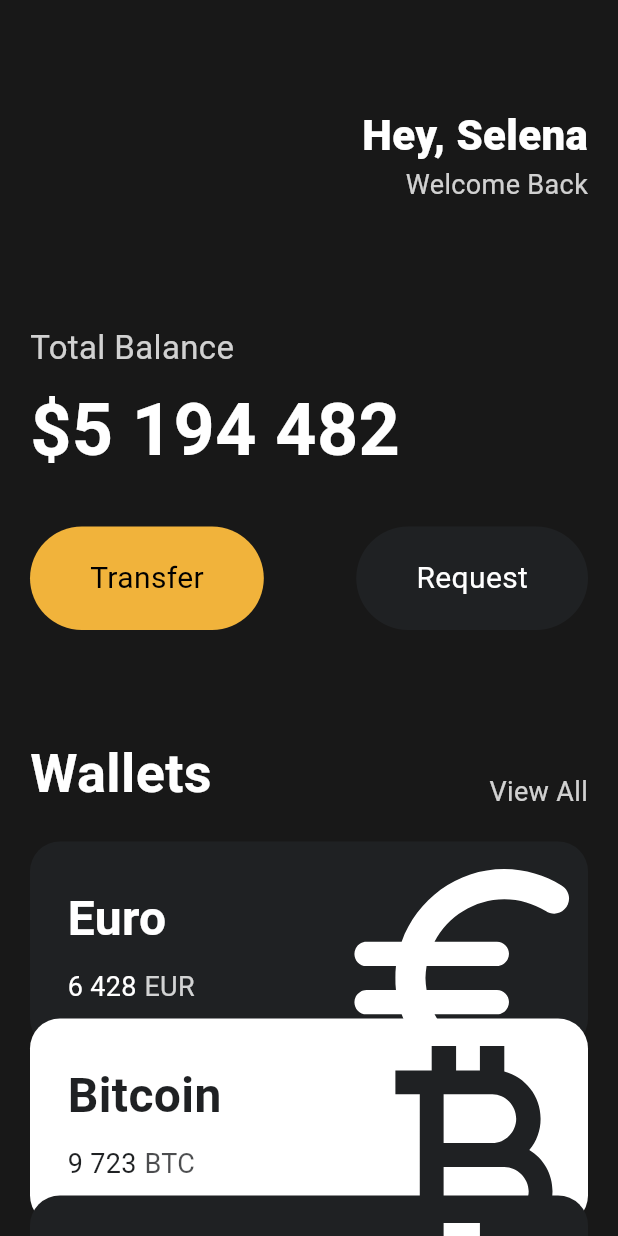
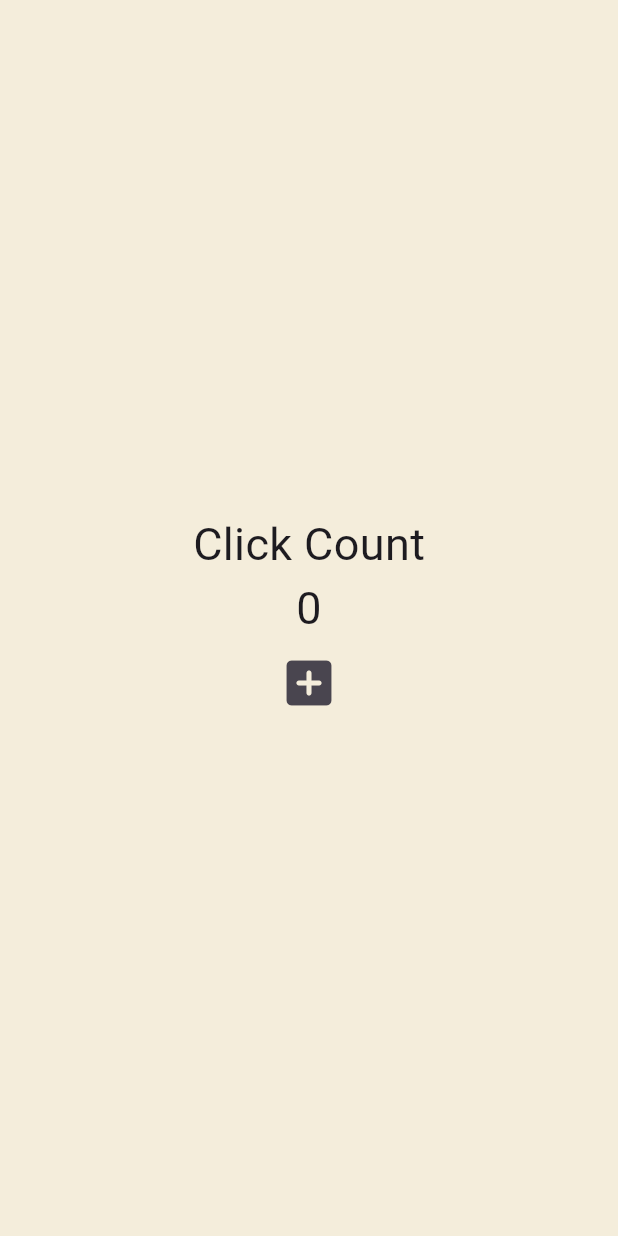
Before and after one commit to dongyoon7212/flutter_study, a Flutter app: the screen it shows after launch, on a phone screen of 412 x 824 dp. Run offline on Flutter 3.47's test engine with Material 3 defaults, Android fonts, the phone set to English and light mode, and no system bars.

Commit message:
Feat: State

```diff
--- a/lib/main.dart
+++ b/lib/main.dart
@@ -1,150 +1,49 @@
 import 'package:flutter/material.dart';
-import 'package:toonflix/widgets/button.dart';
-import 'package:toonflix/widgets/currency_card.dart';
 
 void main() {
   runApp(const App());
 }
 
-class App extends StatelessWidget {
+class App extends StatefulWidget {
   const App({super.key});
+
+  @override
+  State<App> createState() => _AppState();
+}
+
+class _AppState extends State<App> {
+  int counter = 0;
+  void onClicked() {
+    counter = counter + 1;
+  }
 
   @override
   Widget build(BuildContext context) {
     return MaterialApp(
       home: Scaffold(
-        backgroundColor: const Color(0xff181818),
-        body: SingleChildScrollView(
-          child: Padding(
-            padding: const EdgeInsets.symmetric(
-              horizontal: 20,
-            ),
+        backgroundColor: const Color(0xfff4eddb),
+        body: Center(
           child: Column(
-              crossAxisAlignment: CrossAxisAlignment.start,
+            mainAxisAlignment: MainAxisAlignment.center,
             children: [
-                const SizedBox(
-                  height: 70,
-                ),
-                Row(
-                  mainAxisAlignment: MainAxisAlignment.end,
-                  children: [
-                    Column(
-                      crossAxisAlignment: CrossAxisAlignment.end,
-                      children: [
-                        const Text(
-                          "Hey, Selena",
+              Text(
+                "Click Count",
                 style: TextStyle(
-                            color: Colors.white,
-                            fontSize: 28,
-                            fontWeight: FontWeight.w800,
+                  fontSize: 30,
                 ),
               ),
               Text(
-                          "Welcome Back",
+                '$counter',
                 style: TextStyle(
-                            color: Colors.white.withOpacity(0.8),
-                            fontSize: 18,
+                  fontSize: 30,
                 ),
               ),
-                      ],
+              IconButton(
+                iconSize: 40,
+                onPressed: onClicked,
+                icon: Icon(Icons.add_box_rounded),
               )
             ],
-                ),
-                const SizedBox(
-                  height: 80,
-                ),
-                Text(
-                  "Total Balance",
-                  style: TextStyle(
-                    fontSize: 22,
-                    color: Colors.white.withOpacity(0.8),
-                  ),
-                ),
-                const SizedBox(
-                  height: 5,
-                ),
-                const Text(
-                  "\$5 194 482",
-                  style: TextStyle(
-                    fontSize: 48,
-                    fontWeight: FontWeight.w600,
-                    color: Colors.white,
-                  ),
-                ),
-                const SizedBox(
-                  height: 30,
-                ),
-                Row(
-                  mainAxisAlignment: MainAxisAlignment.spaceBetween,
-                  children: const [
-                    Button(
-                      text: "Transfer",
-                      bgColor: Color(0xffF1B33B),
-                      textColor: Colors.black,
-                    ),
-                    Button(
-                      text: "Request",
-                      bgColor: Color(0xff1f2123),
-                      textColor: Colors.white,
-                    ),
-                  ],
-                ),
-                const SizedBox(
-                  height: 70,
-                ),
-                Row(
-                  mainAxisAlignment: MainAxisAlignment.spaceBetween,
-                  crossAxisAlignment: CrossAxisAlignment.end,
-                  children: [
-                    Text(
-                      "Wallets",
-                      style: TextStyle(
-                        color: Colors.white,
-                        fontSize: 36,
-                        fontWeight: FontWeight.w600,
-                      ),
-                    ),
-                    Text(
-                      "View All",
-                      style: TextStyle(
-                        color: Colors.white.withOpacity(0.8),
-                        fontSize: 18,
-                      ),
-                    ),
-                  ],
-                ),
-                const SizedBox(
-                  height: 20,
-                ),
-                CurrencyCard(
-                  name: "Euro",
-                  code: "EUR",
-                  amount: "6 428",
-                  icon: Icons.euro_rounded,
-                  isInverted: false,
-                ),
-                Transform.translate(
-                  offset: Offset(0, -20),
-                  child: CurrencyCard(
-                    name: "Bitcoin",
-                    code: "BTC",
-                    amount: "9 723",
-                    icon: Icons.currency_bitcoin,
-                    isInverted: true,
-                  ),
-                ),
-                Transform.translate(
-                  offset: Offset(0, -40),
-                  child: CurrencyCard(
-                    name: "Dollar",
-                    code: "USD",
-                    amount: "2 102",
-                    icon: Icons.attach_money_outlined,
-                    isInverted: false,
-                  ),
-                ),
-              ],
-            ),
           ),
         ),
       ),
```
Lines whose indentation alone changed are shown as unchanged.
